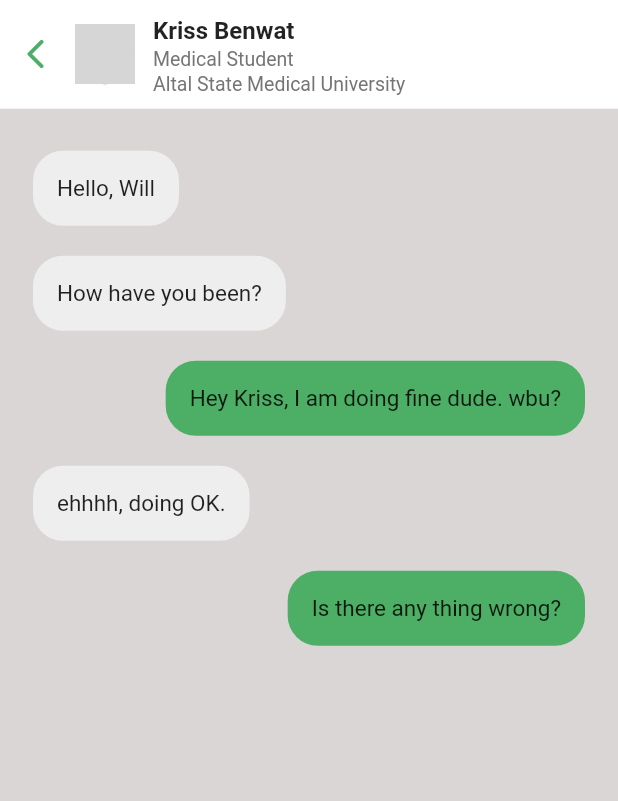
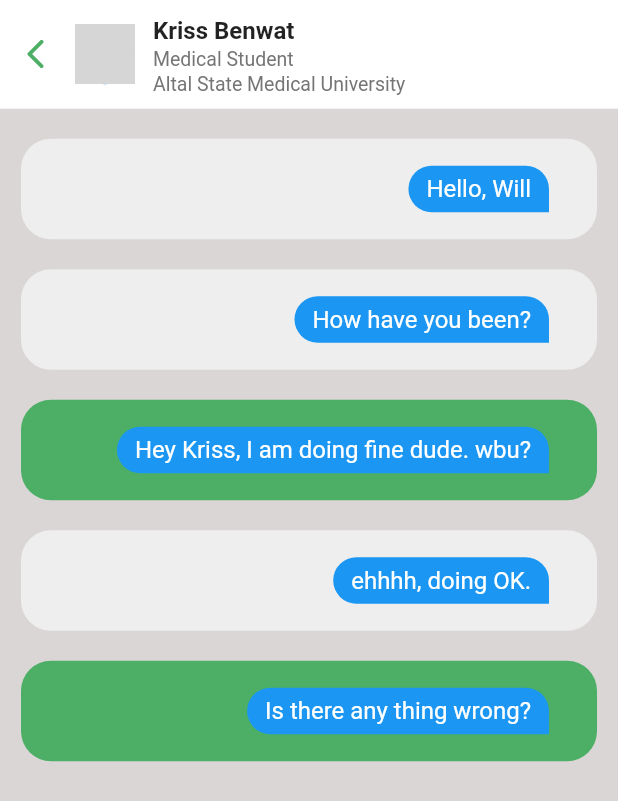
Before and after one commit to MuhammedNihalcp/Message-screen, a Flutter app: the screen it shows after launch, on a phone screen of 412 x 824 dp. Shown: the top 801 px of the screen. Run offline on Flutter 3.47's test engine with Material 2 defaults, Android fonts, the phone set to English and light mode, and no system bars; our stand-ins replace chat_bubbles, get; network calls fail; grey boxes are pictures that could not be loaded.

Commit message:
update chat screen

```diff
--- a/lib/Screen/chat_screen/view/screen_chat.dart
+++ b/lib/Screen/chat_screen/view/screen_chat.dart
@@ -1,3 +1,4 @@
+import 'package:chat_bubbles/bubbles/bubble_special_three.dart';
 import 'package:flutter/material.dart';
 import 'package:get/get.dart';
 import 'package:message_screen/Screen/chat_screen/controller/chat_controller.dart';
@@ -78,9 +79,7 @@ class ScreenChats extends StatelessWidget {
         ),
       ),
       body: GetBuilder<ChatController>(
-        builder: (controller) => Padding(
-          padding: const EdgeInsets.all(8.0),
-          child: ListView.builder(
+        builder: (controller) => ListView.builder(
           itemCount: chatController.messages.length,
           shrinkWrap: true,
           padding: const EdgeInsets.only(top: 10, bottom: 10),
@@ -103,17 +102,22 @@ class ScreenChats extends StatelessWidget {
                         : dartGreen),
                   ),
                   padding: const EdgeInsets.all(16),
-                    child: Text(
-                      chatController.messages[index].messageContent,
-                      style: const TextStyle(fontSize: 15),
+                  child:  BubbleSpecialThree(
+                    text: chatController.messages[index].messageContent,
+                    color: const Color(0xFF1B97F3),
+                    tail: true,
+                    textStyle: const TextStyle(color: Colors.white, fontSize: 16),
                   ),
+                  // Text(
+                  //   chatController.messages[index].messageContent,
+                  //   style: const TextStyle(fontSize: 15),
+                  // ),
                 ),
               ),
             );
           },
         ),
       ),
-      ),
     );
   }
 }
```
Also changed, not shown: pubspec.yaml (+1 -6 lines), pubspec.lock. Lines whose indentation alone changed are shown as unchanged.
